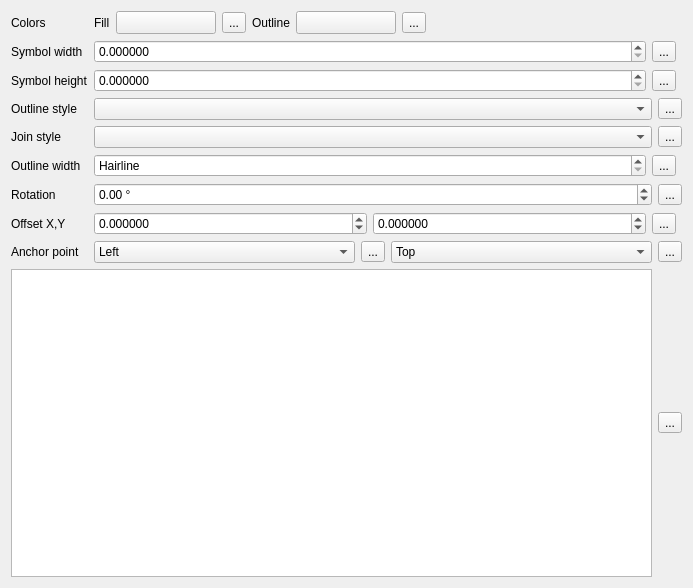
Above: src/ui/symbollayer/widget_ellipse.ui from qgis/QGIS before the change. Below: the same form after it.
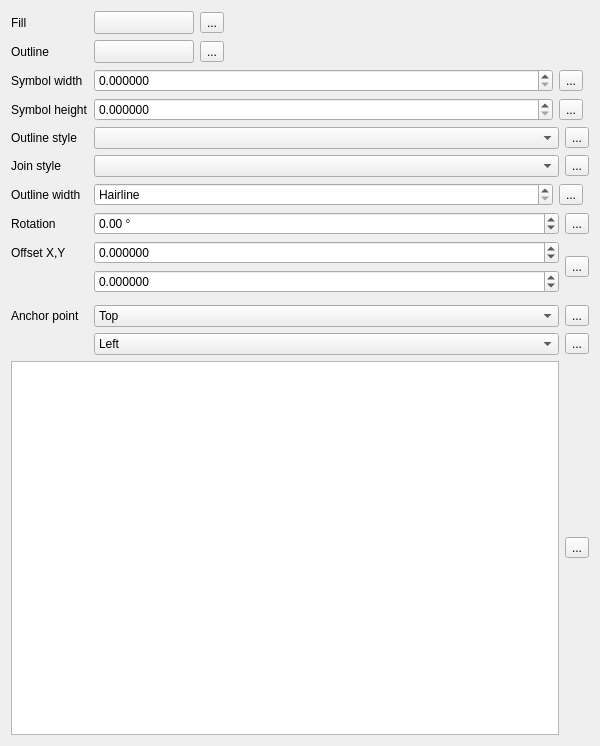
That is the form after the change. Custom widgets are drawn as their Qt base class.

Commit message: Relayout ellipse

What changed in the file:
```diff
--- a/src/ui/symbollayer/widget_ellipse.ui
+++ b/src/ui/symbollayer/widget_ellipse.ui
@@ -6,130 +6,19 @@
    <rect>
     <x>0</x>
     <y>0</y>
-    <width>693</width>
-    <height>588</height>
+    <width>600</width>
+    <height>746</height>
    </rect>
   </property>
   <property name="windowTitle">
    <string>Form</string>
   </property>
-  <layout class="QGridLayout" name="gridLayout_2">
-   <item row="0" column="0">
-    <layout class="QGridLayout" name="gridLayout">
-     <item row="1" column="0">
-      <widget class="QLabel" name="mSymbolWidthLabel">
-       <property name="text">
-        <string>Symbol width</string>
-       </property>
-       <property name="buddy">
-        <cstring>mWidthSpinBox</cstring>
-       </property>
-      </widget>
-     </item>
-     <item row="2" column="0">
-      <widget class="QLabel" name="mSymbolHeightLabel">
-       <property name="text">
-        <string>Symbol height</string>
-       </property>
-       <property name="buddy">
-        <cstring>mHeightSpinBox</cstring>
-       </property>
-      </widget>
-     </item>
-     <item row="8" column="1">
-      <layout class="QHBoxLayout" name="horizontalLayout_6">
-       <item>
-        <widget class="QComboBox" name="mHorizontalAnchorComboBox">
-         <item>
-          <property name="text">
-           <string>Left</string>
-          </property>
-         </item>
-         <item>
-          <property name="text">
-           <string>HCenter</string>
-          </property>
-         </item>
-         <item>
-          <property name="text">
-           <string>Right</string>
-          </property>
-         </item>
-        </widget>
-       </item>
-       <item>
-        <widget class="QgsDataDefinedButton" name="mHorizontalAnchorDDBtn">
-         <property name="text">
-          <string>...</string>
-         </property>
-        </widget>
-       </item>
-       <item>
-        <widget class="QComboBox" name="mVerticalAnchorComboBox">
-         <item>
-          <property name="text">
-           <string>Top</string>
-          </property>
-         </item>
-         <item>
-          <property name="text">
-           <string>VCenter</string>
-          </property>
-         </item>
-         <item>
-          <property name="text">
-           <string>Bottom</string>
-          </property>
-         </item>
-        </widget>
-       </item>
-       <item>
-        <widget class="QgsDataDefinedButton" name="mVerticalAnchorDDBtn">
-         <property name="text">
-          <string>...</string>
-         </property>
-        </widget>
-       </item>
-      </layout>
-     </item>
-     <item row="8" column="0">
-      <widget class="QLabel" name="mAnchorPointLabel">
-       <property name="text">
-        <string>Anchor point</string>
-       </property>
-       <property name="buddy">
-        <cstring>mHorizontalAnchorComboBox</cstring>
-       </property>
-      </widget>
-     </item>
-     <item row="7" column="0">
-      <widget class="QLabel" name="label_5">
-       <property name="text">
-        <string>Offset X,Y</string>
-       </property>
-       <property name="buddy">
-        <cstring>spinOffsetX</cstring>
-       </property>
-      </widget>
-     </item>
-     <item row="0" column="1">
-      <layout class="QHBoxLayout" name="horizontalLayout_4">
-       <item>
-        <widget class="QLabel" name="label_3">
-         <property name="sizePolicy">
-          <sizepolicy hsizetype="Maximum" vsizetype="Preferred">
-           <horstretch>0</horstretch>
-           <verstretch>0</verstretch>
-          </sizepolicy>
-         </property>
-         <property name="text">
-          <string>Fill</string>
-         </property>
-         <property name="buddy">
-          <cstring>btnChangeColorFill</cstring>
-         </property>
-        </widget>
-       </item>
+  <layout class="QFormLayout" name="formLayout">
+   <item row="1" column="1">
+    <layout class="QHBoxLayout" name="horizontalLayout_9">
+     <property name="topMargin">
+      <number>0</number>
+     </property>
        <item>
         <widget class="QgsColorButtonV2" name="btnChangeColorFill">
          <property name="minimumSize">
@@ -157,21 +46,25 @@
         </widget>
        </item>
        <item>
-        <widget class="QLabel" name="label">
-         <property name="sizePolicy">
-          <sizepolicy hsizetype="Maximum" vsizetype="Preferred">
-           <horstretch>0</horstretch>
-           <verstretch>0</verstretch>
-          </sizepolicy>
-         </property>
-         <property name="text">
-          <string>Outline</string>
-         </property>
-         <property name="buddy">
-          <cstring>btnChangeColorBorder</cstring>
-         </property>
-        </widget>
-       </item>
+      <spacer name="horizontalSpacer">
+       <property name="orientation">
+        <enum>Qt::Horizontal</enum>
+       </property>
+       <property name="sizeHint" stdset="0">
+        <size>
+         <width>40</width>
+         <height>20</height>
+        </size>
+       </property>
+      </spacer>
+     </item>
+    </layout>
+   </item>
+   <item row="3" column="1">
+    <layout class="QHBoxLayout" name="horizontalLayout_12">
+     <property name="topMargin">
+      <number>0</number>
+     </property>
        <item>
         <widget class="QgsColorButtonV2" name="btnChangeColorBorder">
          <property name="minimumSize">
@@ -199,7 +92,7 @@
         </widget>
        </item>
        <item>
-        <spacer name="horizontalSpacer">
+      <spacer name="horizontalSpacer_2">
          <property name="orientation">
           <enum>Qt::Horizontal</enum>
          </property>
@@ -213,7 +106,50 @@
        </item>
       </layout>
      </item>
-     <item row="2" column="1">
+   <item row="5" column="1">
+    <layout class="QHBoxLayout" name="horizontalLayout">
+     <item>
+      <widget class="QgsDoubleSpinBox" name="mWidthSpinBox">
+       <property name="sizePolicy">
+        <sizepolicy hsizetype="Minimum" vsizetype="Fixed">
+         <horstretch>1</horstretch>
+         <verstretch>0</verstretch>
+        </sizepolicy>
+       </property>
+       <property name="decimals">
+        <number>6</number>
+       </property>
+       <property name="maximum">
+        <double>999999999.000000000000000</double>
+       </property>
+       <property name="singleStep">
+        <double>0.200000000000000</double>
+       </property>
+       <property name="showClearButton" stdset="0">
+        <bool>false</bool>
+       </property>
+      </widget>
+     </item>
+     <item>
+      <widget class="QgsDataDefinedButton" name="mSymbolWidthDDBtn">
+       <property name="text">
+        <string>...</string>
+       </property>
+      </widget>
+     </item>
+     <item>
+      <widget class="QgsUnitSelectionWidget" name="mSymbolWidthUnitWidget" native="true">
+       <property name="minimumSize">
+        <size>
+         <width>0</width>
+         <height>0</height>
+        </size>
+       </property>
+      </widget>
+     </item>
+    </layout>
+   </item>
+   <item row="7" column="1">
       <layout class="QHBoxLayout" name="horizontalLayout_3">
        <item>
         <widget class="QgsDoubleSpinBox" name="mHeightSpinBox">
@@ -256,7 +192,35 @@
        </item>
       </layout>
      </item>
-     <item row="5" column="1">
+   <item row="10" column="1">
+    <layout class="QHBoxLayout" name="horizontalLayout_8">
+     <item>
+      <widget class="QgsPenStyleComboBox" name="mOutlineStyleComboBox"/>
+     </item>
+     <item>
+      <widget class="QgsDataDefinedButton" name="mOutlineStyleDDBtn">
+       <property name="text">
+        <string>...</string>
+       </property>
+      </widget>
+     </item>
+    </layout>
+   </item>
+   <item row="12" column="1">
+    <layout class="QHBoxLayout" name="horizontalLayout_7">
+     <item>
+      <widget class="QgsPenJoinStyleComboBox" name="cboJoinStyle"/>
+     </item>
+     <item>
+      <widget class="QgsDataDefinedButton" name="mJoinStyleDDBtn">
+       <property name="text">
+        <string>...</string>
+       </property>
+      </widget>
+     </item>
+    </layout>
+   </item>
+   <item row="14" column="1">
       <layout class="QHBoxLayout" name="horizontalLayout_2">
        <item>
         <widget class="QgsDoubleSpinBox" name="mOutlineWidthSpinBox">
@@ -302,99 +266,7 @@
        </item>
       </layout>
      </item>
-     <item row="7" column="1">
-      <layout class="QHBoxLayout" name="horizontalLayout_5">
-       <item>
-        <widget class="QgsDoubleSpinBox" name="spinOffsetX">
-         <property name="sizePolicy">
-          <sizepolicy hsizetype="Minimum" vsizetype="Fixed">
-           <horstretch>1</horstretch>
-           <verstretch>0</verstretch>
-          </sizepolicy>
-         </property>
-         <property name="decimals">
-          <number>6</number>
-         </property>
-         <property name="minimum">
-          <double>-999999999.000000000000000</double>
-         </property>
-         <property name="maximum">
-          <double>999999999.000000000000000</double>
-         </property>
-         <property name="singleStep">
-          <double>0.200000000000000</double>
-         </property>
-        </widget>
-       </item>
-       <item>
-        <widget class="QgsDoubleSpinBox" name="spinOffsetY">
-         <property name="sizePolicy">
-          <sizepolicy hsizetype="Minimum" vsizetype="Fixed">
-           <horstretch>1</horstretch>
-           <verstretch>0</verstretch>
-          </sizepolicy>
-         </property>
-         <property name="decimals">
-          <number>6</number>
-         </property>
-         <property name="minimum">
-          <double>-999999999.000000000000000</double>
-         </property>
-         <property name="maximum">
-          <double>999999999.000000000000000</double>
-         </property>
-         <property name="singleStep">
-          <double>0.200000000000000</double>
-         </property>
-        </widget>
-       </item>
-       <item>
-        <widget class="QgsDataDefinedButton" name="mOffsetDDBtn">
-         <property name="text">
-          <string>...</string>
-         </property>
-        </widget>
-       </item>
-       <item>
-        <widget class="QgsUnitSelectionWidget" name="mOffsetUnitWidget" native="true">
-         <property name="minimumSize">
-          <size>
-           <width>0</width>
-           <height>0</height>
-          </size>
-         </property>
-        </widget>
-       </item>
-      </layout>
-     </item>
-     <item row="0" column="0">
-      <widget class="QLabel" name="label_2">
-       <property name="text">
-        <string>Colors</string>
-       </property>
-      </widget>
-     </item>
-     <item row="5" column="0">
-      <widget class="QLabel" name="mOutlineWidthLabel">
-       <property name="text">
-        <string>Outline width</string>
-       </property>
-       <property name="buddy">
-        <cstring>mOutlineWidthSpinBox</cstring>
-       </property>
-      </widget>
-     </item>
-     <item row="6" column="0">
-      <widget class="QLabel" name="mRotationLabel">
-       <property name="text">
-        <string>Rotation</string>
-       </property>
-       <property name="buddy">
-        <cstring>mRotationSpinBox</cstring>
-       </property>
-      </widget>
-     </item>
-     <item row="6" column="1">
+   <item row="16" column="1">
       <layout class="QHBoxLayout" name="horizontalLayout_10">
        <item>
         <widget class="QgsDoubleSpinBox" name="mRotationSpinBox">
@@ -421,39 +293,10 @@
        </item>
       </layout>
      </item>
-     <item row="1" column="1">
-      <layout class="QHBoxLayout" name="horizontalLayout">
-       <item>
-        <widget class="QgsDoubleSpinBox" name="mWidthSpinBox">
-         <property name="sizePolicy">
-          <sizepolicy hsizetype="Minimum" vsizetype="Fixed">
-           <horstretch>1</horstretch>
-           <verstretch>0</verstretch>
-          </sizepolicy>
-         </property>
-         <property name="decimals">
-          <number>6</number>
-         </property>
-         <property name="maximum">
-          <double>999999999.000000000000000</double>
-         </property>
-         <property name="singleStep">
-          <double>0.200000000000000</double>
-         </property>
-         <property name="showClearButton" stdset="0">
-          <bool>false</bool>
-         </property>
-        </widget>
-       </item>
-       <item>
-        <widget class="QgsDataDefinedButton" name="mSymbolWidthDDBtn">
-         <property name="text">
-          <string>...</string>
-         </property>
-        </widget>
-       </item>
-       <item>
-        <widget class="QgsUnitSelectionWidget" name="mSymbolWidthUnitWidget" native="true">
+   <item row="18" column="1">
+    <layout class="QGridLayout" name="gridLayout">
+     <item row="4" column="0">
+      <widget class="QgsUnitSelectionWidget" name="mOffsetUnitWidget" native="true">
          <property name="minimumSize">
           <size>
            <width>0</width>
@@ -462,9 +305,189 @@
          </property>
         </widget>
        </item>
+     <item row="2" column="0">
+      <widget class="QgsDoubleSpinBox" name="spinOffsetY">
+       <property name="sizePolicy">
+        <sizepolicy hsizetype="Minimum" vsizetype="Fixed">
+         <horstretch>1</horstretch>
+         <verstretch>0</verstretch>
+        </sizepolicy>
+       </property>
+       <property name="decimals">
+        <number>6</number>
+       </property>
+       <property name="minimum">
+        <double>-999999999.000000000000000</double>
+       </property>
+       <property name="maximum">
+        <double>999999999.000000000000000</double>
+       </property>
+       <property name="singleStep">
+        <double>0.200000000000000</double>
+       </property>
+      </widget>
+     </item>
+     <item row="3" column="0">
+      <widget class="QgsDoubleSpinBox" name="spinOffsetX">
+       <property name="sizePolicy">
+        <sizepolicy hsizetype="Minimum" vsizetype="Fixed">
+         <horstretch>1</horstretch>
+         <verstretch>0</verstretch>
+        </sizepolicy>
+       </property>
+       <property name="decimals">
+        <number>6</number>
+       </property>
+       <property name="minimum">
+        <double>-999999999.000000000000000</double>
+       </property>
+       <property name="maximum">
+        <double>999999999.000000000000000</double>
+       </property>
+       <property name="singleStep">
+        <double>0.200000000000000</double>
+       </property>
+      </widget>
+     </item>
+     <item row="2" column="1" rowspan="2">
+      <layout class="QVBoxLayout" name="verticalLayout">
+       <property name="rightMargin">
+        <number>0</number>
+       </property>
+       <item>
+        <widget class="QgsDataDefinedButton" name="mOffsetDDBtn">
+         <property name="text">
+          <string>...</string>
+         </property>
+        </widget>
+       </item>
       </layout>
      </item>
+    </layout>
+   </item>
+   <item row="19" column="0">
+    <widget class="QLabel" name="mAnchorPointLabel">
+     <property name="text">
+      <string>Anchor point</string>
+     </property>
+     <property name="buddy">
+      <cstring>mHorizontalAnchorComboBox</cstring>
+     </property>
+    </widget>
+   </item>
+   <item row="19" column="1">
+    <layout class="QHBoxLayout" name="horizontalLayout_13">
+     <item>
+      <widget class="QComboBox" name="mVerticalAnchorComboBox">
+       <item>
+        <property name="text">
+         <string>Top</string>
+        </property>
+       </item>
+       <item>
+        <property name="text">
+         <string>VCenter</string>
+        </property>
+       </item>
+       <item>
+        <property name="text">
+         <string>Bottom</string>
+        </property>
+       </item>
+      </widget>
+     </item>
+     <item>
+      <widget class="QgsDataDefinedButton" name="mVerticalAnchorDDBtn">
+       <property name="text">
+        <string>...</string>
+       </property>
+      </widget>
+     </item>
+    </layout>
+   </item>
+   <item row="21" column="1">
+    <layout class="QHBoxLayout" name="horizontalLayout_14">
+     <item>
+      <widget class="QComboBox" name="mHorizontalAnchorComboBox">
+       <item>
+        <property name="text">
+         <string>Left</string>
+        </property>
+       </item>
+       <item>
+        <property name="text">
+         <string>HCenter</string>
+        </property>
+       </item>
+       <item>
+        <property name="text">
+         <string>Right</string>
+        </property>
+       </item>
+      </widget>
+     </item>
+     <item>
+      <widget class="QgsDataDefinedButton" name="mHorizontalAnchorDDBtn">
+       <property name="text">
+        <string>...</string>
+       </property>
+      </widget>
+     </item>
+    </layout>
+   </item>
+   <item row="1" column="0">
+    <widget class="QLabel" name="label_3">
+     <property name="sizePolicy">
+      <sizepolicy hsizetype="Maximum" vsizetype="Preferred">
+       <horstretch>0</horstretch>
+       <verstretch>0</verstretch>
+      </sizepolicy>
+     </property>
+     <property name="text">
+      <string>Fill</string>
+     </property>
+     <property name="buddy">
+      <cstring>btnChangeColorFill</cstring>
+     </property>
+    </widget>
+   </item>
      <item row="3" column="0">
+    <widget class="QLabel" name="label">
+     <property name="sizePolicy">
+      <sizepolicy hsizetype="Maximum" vsizetype="Preferred">
+       <horstretch>0</horstretch>
+       <verstretch>0</verstretch>
+      </sizepolicy>
+     </property>
+     <property name="text">
+      <string>Outline</string>
+     </property>
+     <property name="buddy">
+      <cstring>btnChangeColorBorder</cstring>
+     </property>
+    </widget>
+   </item>
+   <item row="5" column="0">
+    <widget class="QLabel" name="mSymbolWidthLabel">
+     <property name="text">
+      <string>Symbol width</string>
+     </property>
+     <property name="buddy">
+      <cstring>mWidthSpinBox</cstring>
+     </property>
+    </widget>
+   </item>
+   <item row="7" column="0">
+    <widget class="QLabel" name="mSymbolHeightLabel">
+     <property name="text">
+      <string>Symbol height</string>
+     </property>
+     <property name="buddy">
+      <cstring>mHeightSpinBox</cstring>
+     </property>
+    </widget>
+   </item>
+   <item row="10" column="0">
       <widget class="QLabel" name="mOutlineStyleLabel">
        <property name="text">
         <string>Outline style</string>
@@ -474,21 +497,7 @@
        </property>
       </widget>
      </item>
-     <item row="3" column="1">
-      <layout class="QHBoxLayout" name="horizontalLayout_8">
-       <item>
-        <widget class="QgsPenStyleComboBox" name="mOutlineStyleComboBox"/>
-       </item>
-       <item>
-        <widget class="QgsDataDefinedButton" name="mOutlineStyleDDBtn">
-         <property name="text">
-          <string>...</string>
-         </property>
-        </widget>
-       </item>
-      </layout>
-     </item>
-     <item row="4" column="0">
+   <item row="12" column="0">
       <widget class="QLabel" name="label_8">
        <property name="text">
         <string>Join style</string>
@@ -498,23 +507,37 @@
        </property>
       </widget>
      </item>
-     <item row="4" column="1">
-      <layout class="QHBoxLayout" name="horizontalLayout_7">
-       <item>
-        <widget class="QgsPenJoinStyleComboBox" name="cboJoinStyle"/>
-       </item>
-       <item>
-        <widget class="QgsDataDefinedButton" name="mJoinStyleDDBtn">
+   <item row="14" column="0">
+    <widget class="QLabel" name="mOutlineWidthLabel">
+     <property name="text">
+      <string>Outline width</string>
+     </property>
+     <property name="buddy">
+      <cstring>mOutlineWidthSpinBox</cstring>
+     </property>
+    </widget>
+   </item>
+   <item row="16" column="0">
+    <widget class="QLabel" name="mRotationLabel">
          <property name="text">
-          <string>...</string>
-         </property>
-        </widget>
-       </item>
-      </layout>
-     </item>
-    </layout>
-   </item>
-   <item row="1" column="0">
+      <string>Rotation</string>
+     </property>
+     <property name="buddy">
+      <cstring>mRotationSpinBox</cstring>
+     </property>
+    </widget>
+   </item>
+   <item row="18" column="0">
+    <widget class="QLabel" name="label_5">
+     <property name="text">
+      <string>Offset X,Y</string>
+     </property>
+     <property name="buddy">
+      <cstring>spinOffsetX</cstring>
+     </property>
+    </widget>
+   </item>
+   <item row="23" column="0" colspan="2">
     <layout class="QHBoxLayout" name="horizontalLayout_11">
      <item>
       <widget class="QListWidget" name="mShapeListWidget">
```
Left out of the diff: 6 changed lines with no effect on the pictures. Lines whose indentation alone changed are shown as unchanged.
